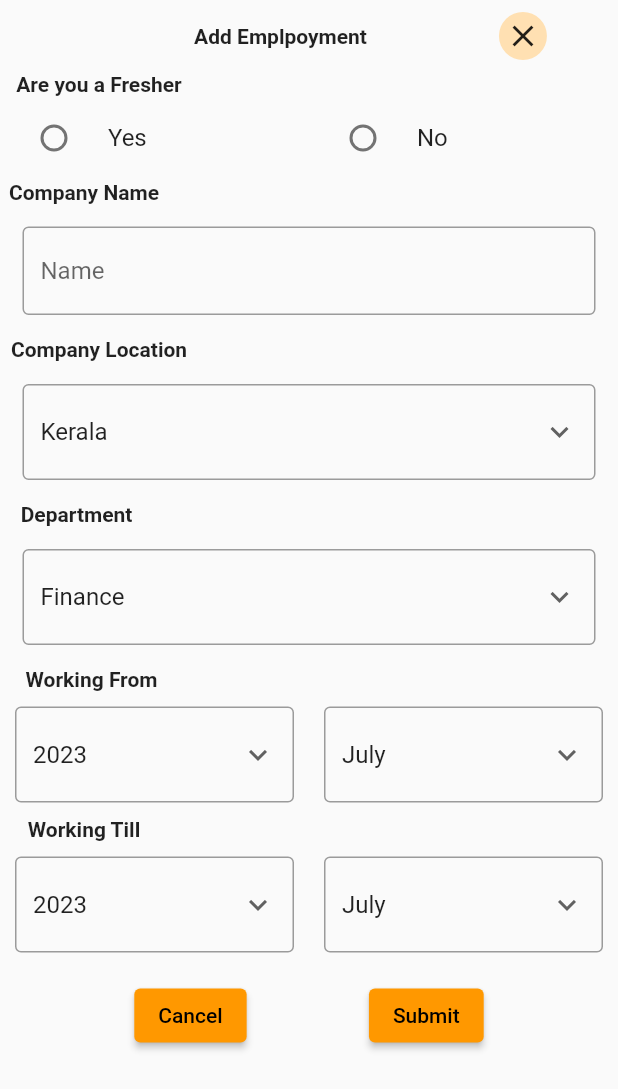
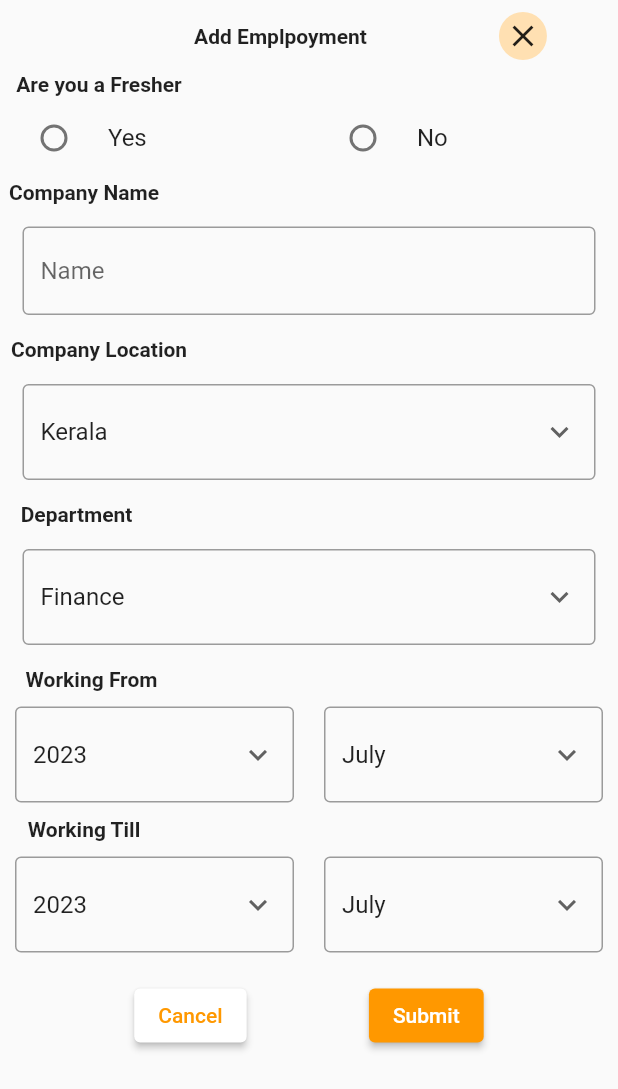
Before and after one commit to Nihala163/assignment-ui, a Flutter app: the AddEmploymentDetails screen opened directly, on a phone screen of 412 x 824 dp. Shown: the top 1089 px of the screen. Run offline on Flutter 3.47's test engine with Material 2 defaults, Android fonts, the phone set to English and light mode, and no system bars; our stand-ins replace dotted_border, file_picker, image_picker, shared_preferences; accounts and stored records are empty.

Commit message:
new changes

```diff
--- a/lib/add_employment_deatails.dart
+++ b/lib/add_employment_deatails.dart
@@ -1,5 +1,6 @@
+
+
 import 'package:flutter/material.dart';
-import 'package:intl/intl.dart';
 
 import 'add_education.dart';
 
@@ -131,13 +132,17 @@ class _AddEmploymentDetailsState extends State<AddEmploymentDetails> {
               children: [
                 Row(mainAxisAlignment: MainAxisAlignment.center,
                   children: [
-                    Padding(
-                      padding: const EdgeInsets.only(left: 90),
-                      child: Center(child: const Text('Add Emplpoyment',style: TextStyle(fontWeight:FontWeight.bold),)),
+                    const Padding(
+                      padding: EdgeInsets.only(left: 90),
+                      child: Center(child: Text('Add Emplpoyment',style: TextStyle(fontWeight:FontWeight.bold),)),
                     ),
                     Padding(
                       padding: const EdgeInsets.only(left: 80),
-                      child: IconButton(onPressed: (){}, icon: const CircleAvatar(child: Icon(Icons.close))),
+                      child: IconButton(onPressed: (){
+                        Navigator.push(context, MaterialPageRoute(builder:(context){
+                          return const Add_education();
+                        }));
+                      }, icon: const CircleAvatar(child: Icon(Icons.close))),
                     )
                   ],
                 ),
@@ -192,7 +197,9 @@ class _AddEmploymentDetailsState extends State<AddEmploymentDetails> {
                 Padding(
                   padding: const EdgeInsets.all(15.0),
                   child: DropdownButtonFormField(
-                      decoration: const InputDecoration(hintText:'Location',border: OutlineInputBorder()),
+                      decoration: const InputDecoration(
+                          border: OutlineInputBorder()),
+                      hint: const Text('Location'),
                       value: dropdownvalue,
                       icon: const Icon(Icons.keyboard_arrow_down),
                       items:location.map((String location){
@@ -214,7 +221,9 @@ class _AddEmploymentDetailsState extends State<AddEmploymentDetails> {
                 Padding(
                   padding: const EdgeInsets.all(15.0),
                   child: DropdownButtonFormField(
-                      decoration: const InputDecoration(hintText:'Department',border: OutlineInputBorder()),
+                      decoration: const InputDecoration(
+                          border: OutlineInputBorder()),
+                      hint: Text('Depatment'),
                       value: dropdownvalue1,
                       icon: const Icon(Icons.keyboard_arrow_down),
                       items:department.map((String department){
@@ -240,7 +249,9 @@ class _AddEmploymentDetailsState extends State<AddEmploymentDetails> {
                       child: Padding(
                         padding: const EdgeInsets.all(10.0),
                         child: DropdownButtonFormField(
-                    decoration: const InputDecoration(hintText:'Year',border: OutlineInputBorder()),
+                            decoration: const InputDecoration(
+                                border: OutlineInputBorder()),
+                            hint: Text('Year'),
                             value: dropdownvalue2,
                             icon: const Icon(Icons.keyboard_arrow_down),
                             items:workYear.map((String workYear){
@@ -260,7 +271,8 @@ class _AddEmploymentDetailsState extends State<AddEmploymentDetails> {
                       child: Padding(
                         padding: const EdgeInsets.all(10.0),
                         child:  DropdownButtonFormField(
-                    decoration: const InputDecoration(hintText:'Month',border: OutlineInputBorder()),
+                            decoration: const InputDecoration(border: OutlineInputBorder()),
+                            hint: Text('Month'),
                             value: dropdownvalue3,
                             icon: const Icon(Icons.keyboard_arrow_down),
                             items:workMonth.map((String workMonth){
@@ -288,8 +300,10 @@ class _AddEmploymentDetailsState extends State<AddEmploymentDetails> {
                       child: Padding(
                         padding: const EdgeInsets.all(10.0),
                         child: DropdownButtonFormField(
-                    decoration: const InputDecoration(hintText:'Year',border: OutlineInputBorder(),),
+                            decoration: const InputDecoration(
+                              border: OutlineInputBorder(),),
                             borderRadius: BorderRadius.circular(30),
+                            hint: Text('Year'),
                             value: dropdownvalue2,
                             icon: const Icon(Icons.keyboard_arrow_down),
                             items:workYear.map((String workYear){
@@ -309,7 +323,8 @@ class _AddEmploymentDetailsState extends State<AddEmploymentDetails> {
                       child: Padding(
                         padding: const EdgeInsets.all(10.0),
                         child:  DropdownButtonFormField(
-                    decoration: const InputDecoration(hintText:'Month',border: OutlineInputBorder()),
+                            decoration: const InputDecoration(border: OutlineInputBorder()),
+                            hint: Text('Month'),
                             value: dropdownvalue3,
                             icon: const Icon(Icons.keyboard_arrow_down),
                             items:workMonth.map((String workMonth){
@@ -331,12 +346,23 @@ class _AddEmploymentDetailsState extends State<AddEmploymentDetails> {
                   padding: const EdgeInsets.all(8.0),
                   child: Row(mainAxisAlignment: MainAxisAlignment.spaceEvenly,
                     children: [
-                ElevatedButton(onPressed: (){}, child: const Text('Cancel')),
+                      ElevatedButton(onPressed: (){},
+                          style: ElevatedButton.styleFrom(
+                            backgroundColor: Colors.white,
+                            foregroundColor: Colors.orange,
+
+                          ),
+                          child: const Text('Cancel')),
                       ElevatedButton(onPressed: (){
                         Navigator.push(context, MaterialPageRoute(builder:(context){
                           return const Add_education();
                         }));
-                }, child: const Text('Submit')),
+                      },
+                          style: ElevatedButton.styleFrom(
+                              foregroundColor: Colors.white,
+
+                          ),
+                          child: const Text('Submit')),
                     ],
                   ),
 
--- a/lib/list of add employment.dart
+++ b/lib/list of add employment.dart
@@ -18,6 +18,7 @@ class _AddEmploymentListState extends State<AddEmploymentList> {
             child: Center(child: Text('Add your employment',style: TextStyle(fontWeight: FontWeight.bold,fontSize: 20),)),
           ),
 
+
         ],
       ),
     );
--- a/lib/main.dart
+++ b/lib/main.dart
@@ -1,6 +1,7 @@
 
 import 'package:assignment_ui/add_about.dart';
 import 'package:assignment_ui/add_education.dart';
+import 'package:assignment_ui/add_education_detail.dart';
 import 'package:assignment_ui/add_employment.dart';
 import 'package:assignment_ui/add_profile.dart';
 import 'package:assignment_ui/home.dart';
@@ -8,6 +9,7 @@ import 'package:assignment_ui/profile.dart';
 import 'package:assignment_ui/whishlist.dart';
 import 'package:flutter/material.dart';
 
+import 'add_employment_deatails.dart';
 import 'list of add employment.dart';
 
 
@@ -35,7 +37,7 @@ class MyApp extends StatelessWidget {
         // is not restarted.
          primarySwatch: Colors.orange,
       ),
-      home:const Add_detail(),
+      home:const AddEducationDetails(),
     );
   }
 }
```
Also changed, not shown: lib/add_education_detail.dart (+5 -2 lines), lib/add_profile.dart (+9 -2 lines). Lines whose indentation alone changed are shown as unchanged.
